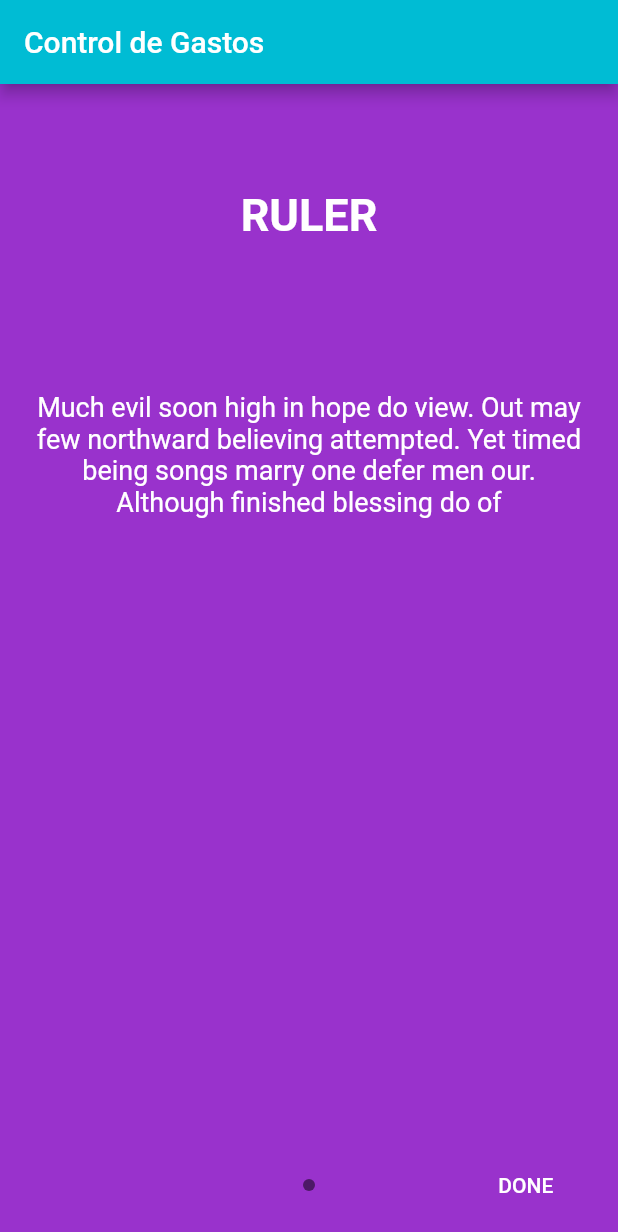
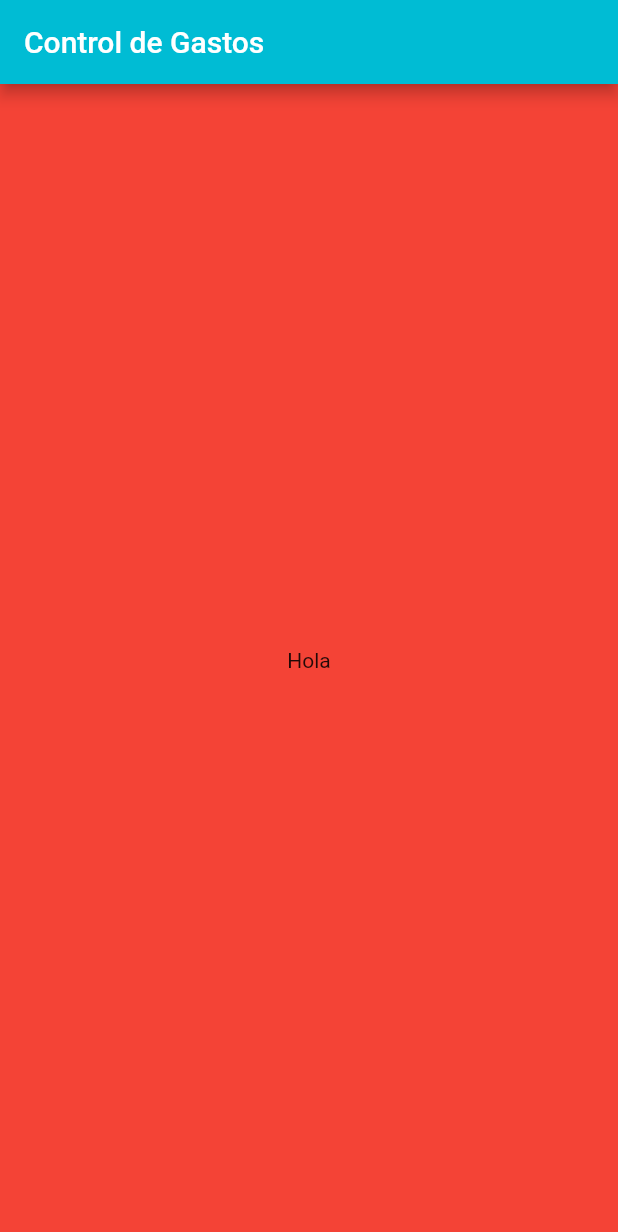
Before and after one commit to natsukis/expensesapp, a Flutter app: the MyHomePage screen opened directly, on a phone screen of 412 x 824 dp. Shown: the top 1232 px of the screen. Run offline on Flutter 3.47's test engine with Material 2 defaults, Android fonts, the phone set to English and light mode, and no system bars; drawn by our look-alikes of intro_slider; our stand-ins replace csv, flutter_datetime_picker, permission_handler, sqflite; missing offline and left inert: downloads_path_provider; accounts and stored records are empty.

Commit message:
adding a splash screen

```diff
--- a/lib/main.dart
+++ b/lib/main.dart
@@ -38,6 +38,6 @@ class _MyHomePageState extends State<MyHomePage> {
         title: Text(widget.title),
         backgroundColor: Colors.cyan,
       ),
-      body: IntroScreen()
+      body: SplashScreen()
      );}
 }
--- a/lib/screens/others/initialpage.dart
+++ b/lib/screens/others/initialpage.dart
@@ -1,42 +1,29 @@
 import 'package:flutter/material.dart';
 import 'package:gastosapp/screens/menu.dart';
-import 'package:intro_slider/intro_slider.dart';
-import 'package:intro_slider/slide_object.dart';
+import 'dart:async';
 
+class SplashScreen extends StatefulWidget {
+  @override
+  _SplashScreenState createState() => _SplashScreenState();
+}
 
-class IntroScreen extends StatefulWidget {
-  @override
-  State<StatefulWidget> createState() => IntroScreenState();
-}
-class IntroScreenState extends State {
-  List<Slide> slides = new List();
-
+class _SplashScreenState extends State<SplashScreen> {
   @override
   void initState() {
     super.initState();
-
-
-    slides.add(
-      new Slide(
-        title: "RULER",
-        description:
-        "Much evil soon high in hope do view. Out may few northward believing attempted. Yet timed being songs marry one defer men our. Although finished blessing do of",
-
-        backgroundColor: Color(0xff9932CC),
-      ),
-    );
-  }
-
-  void onDonePress() {
-   Navigator.of(context).pushReplacement(
-                        new MaterialPageRoute(builder: (context) => Menu()));
+    Timer(
+        Duration(seconds: 3),
+        () => Navigator.of(context).pushReplacement(MaterialPageRoute(
+            builder: (BuildContext context) => Menu())));
   }
 
   @override
   Widget build(BuildContext context) {
-    return new IntroSlider(
-      slides: this.slides,
-      onDonePress: this.onDonePress,
+    return Scaffold(
+      backgroundColor: Colors.red,
+      body: Center(
+        child: Text("Hola"),
+      ),
     );
   }
 }
```
Also changed, not shown: lib/screens/menu.dart (+8 -1 lines), 2 other files.
